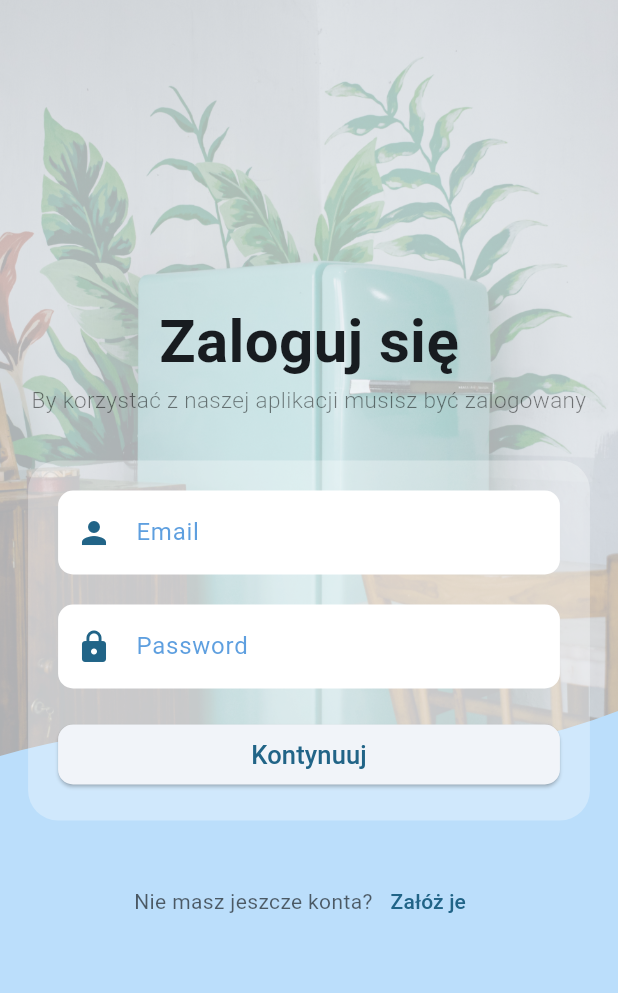
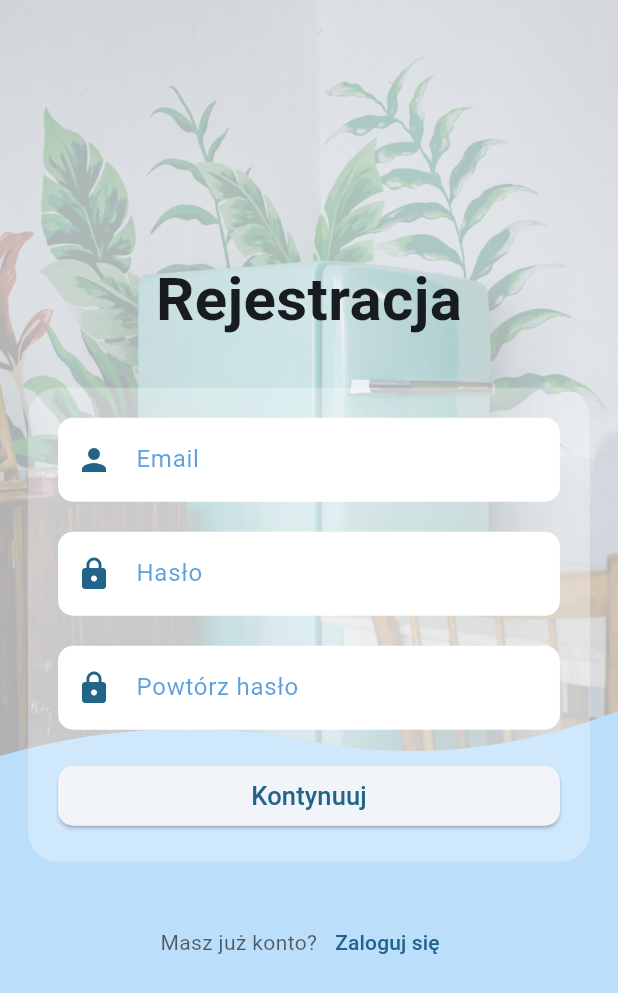
Before and after one commit to Wiktor102/bioshare, a Flutter app: the screen it shows after launch, after a tap on "Załóż je", on a phone screen of 412 x 824 dp. Shown: the top 993 px of the screen. Run offline on Flutter 3.47's test engine with Material 2 defaults, Android fonts, the phone set to English and light mode, and no system bars.

Commit message:
Add signup page

```diff
--- /dev/null
+++ b/app/bioshare/lib/common/custom_input_decoration.dart
@@ -0,0 +1,27 @@
+import 'package:flutter/material.dart';
+
+class CustomInputDecoration extends InputDecoration {
+  CustomInputDecoration(context,
+      {Icon? prefixIcon, String? labelText, String? hintText})
+      : super(
+            focusedBorder: const UnderlineInputBorder(
+              borderSide: BorderSide.none,
+              borderRadius: BorderRadius.all(
+                Radius.circular(10),
+              ),
+            ),
+            enabledBorder: const UnderlineInputBorder(
+              borderSide: BorderSide.none,
+              borderRadius: BorderRadius.all(
+                Radius.circular(10),
+              ),
+            ),
+            filled: true,
+            fillColor: Colors.white,
+            labelStyle: TextStyle(
+              color: Theme.of(context).primaryColorDark.withOpacity(0.7),
+            ),
+            prefixIcon: prefixIcon,
+            labelText: labelText,
+            hintText: hintText);
+}
--- a/app/bioshare/lib/login.dart
+++ b/app/bioshare/lib/login.dart
@@ -1,7 +1,9 @@
 import 'package:flutter/material.dart';
+import "common/custom_input_decoration.dart";
 
 class LoginPage extends StatefulWidget {
-  const LoginPage({Key? key}) : super(key: key);
+  final Function() goToSignup;
+  const LoginPage(this.goToSignup, {Key? key}) : super(key: key);
 
   @override
   State<LoginPage> createState() => _LoginPageState();
@@ -69,11 +71,6 @@ class _LoginPageState extends State<LoginPage> {
                   crossAxisAlignment: CrossAxisAlignment.center,
                   mainAxisAlignment: MainAxisAlignment.center,
                   children: [
-                    //   Image.asset(
-                    //     'assets/images/logo_new.png',
-                    //     height: 120,
-                    //     width: 120,
-                    //   ),
                     const Text(
                       'Zaloguj się',
                       style: TextStyle(
@@ -82,12 +79,13 @@ class _LoginPageState extends State<LoginPage> {
                       ),
                     ),
                     Padding(
-                      padding: const EdgeInsets.symmetric(horizontal: 10),
+                      padding:
+                          const EdgeInsets.only(left: 10, right: 10, top: 5),
                       child: Text(
-                        'By korzystać z naszej aplikacji musisz być zalogowany',
+                        'By korzystać z naszej aplikacji, musisz być zalogowany',
                         textAlign: TextAlign.center,
                         style: TextStyle(
-                          color: Colors.black.withOpacity(0.5),
+                          color: Colors.black.withOpacity(0.7),
                           fontWeight: FontWeight.w300,
                           fontSize: 15,
                         ),
@@ -110,7 +108,7 @@ class _LoginPageState extends State<LoginPage> {
                               onChanged: onEmailChanged,
                               decoration: CustomInputDecoration(
                                 context,
-                                labelText: "Email",
+                                labelText: "E-mail",
                                 hintText: 'Wpisz swój adres e-mail',
                                 prefixIcon: Icon(
                                   Icons.person,
@@ -126,7 +124,7 @@ class _LoginPageState extends State<LoginPage> {
                               obscuringCharacter: '*',
                               decoration: CustomInputDecoration(
                                 context,
-                                labelText: "Password",
+                                labelText: "Hasło",
                                 hintText: 'Wpisz swoje hasło',
                                 prefixIcon: Icon(
                                   Icons.lock,
@@ -178,7 +176,7 @@ class _LoginPageState extends State<LoginPage> {
                           ),
                         ),
                         TextButton(
-                          onPressed: () {},
+                          onPressed: widget.goToSignup,
                           child: const Text(
                             'Załóż je',
                             style: TextStyle(fontWeight: FontWeight.w500),
@@ -195,32 +193,6 @@ class _LoginPageState extends State<LoginPage> {
       ),
     );
   }
-}
-
-class CustomInputDecoration extends InputDecoration {
-  CustomInputDecoration(context,
-      {Icon? prefixIcon, String? labelText, String? hintText})
-      : super(
-            focusedBorder: const UnderlineInputBorder(
-              borderSide: BorderSide.none,
-              borderRadius: BorderRadius.all(
-                Radius.circular(10),
-              ),
-            ),
-            enabledBorder: const UnderlineInputBorder(
-              borderSide: BorderSide.none,
-              borderRadius: BorderRadius.all(
-                Radius.circular(10),
-              ),
-            ),
-            filled: true,
-            fillColor: Colors.white,
-            labelStyle: TextStyle(
-              color: Theme.of(context).primaryColorDark.withOpacity(0.7),
-            ),
-            prefixIcon: prefixIcon,
-            labelText: labelText,
-            hintText: hintText);
 }
 
 class Clipper extends CustomClipper<Path> {
--- a/app/bioshare/lib/main.dart
+++ b/app/bioshare/lib/main.dart
@@ -1,3 +1,4 @@
+import "package:bioshare/signup.dart";
 import 'package:flutter/material.dart';
 
 import "./bottom_nav.dart";
@@ -20,7 +21,7 @@ class MyApp extends StatelessWidget {
         ),
         useMaterial3: true,
       ),
-      home: const LoginPage(),
+      home: const App(),
     );
   }
 }
@@ -31,7 +32,10 @@ class App extends StatefulWidget {
   State<App> createState() => _AppState();
 }
 
+enum View { AppView, LoginView, SignupView }
+
 class _AppState extends State<App> {
+  View currentView = View.LoginView;
   int tabIndex = 0;
   List titles = ["Lodówki w pobliżu", "Szukaj", "Moje lodówki"];
   late List screens;
@@ -40,12 +44,24 @@ class _AppState extends State<App> {
     setState(() => tabIndex = i);
   }
 
+  setView(View newView) {
+    setState(() => currentView = newView);
+  }
+
   _AppState() {
     screens = const [Text("Tab 1"), Text("Tab 2"), Text("Tab 3")];
   }
 
   @override
   Widget build(BuildContext context) {
+    if (currentView == View.LoginView) {
+      return LoginPage(() => setView(View.SignupView));
+    }
+
+    if (currentView == View.SignupView) {
+      return SignupPage(() => setView(View.LoginView));
+    }
+
     return Scaffold(
       appBar: AppBar(
         backgroundColor: Theme.of(context).colorScheme.inversePrimary,
--- /dev/null
+++ b/app/bioshare/lib/signup.dart
@@ -0,0 +1,217 @@
+import 'package:flutter/material.dart';
+import "common/custom_input_decoration.dart";
+
+class SignupPage extends StatefulWidget {
+  final Function() goToLogin;
+  const SignupPage(this.goToLogin, {Key? key}) : super(key: key);
+
+  @override
+  State<SignupPage> createState() => _SignupPageState();
+}
+
+class _SignupPageState extends State<SignupPage> {
+  final TextEditingController _textEditingController = TextEditingController();
+
+  @override
+  void dispose() {
+    _textEditingController.clear();
+    super.dispose();
+  }
+
+  onEmailChanged(val) {
+    setState(() {
+      // isEmailCorrect = isEmail(val);
+      isEmailCorrect = true;
+    });
+  }
+
+  bool isEmailCorrect = false;
+  final _formKey = GlobalKey<FormState>();
+
+  @override
+  Widget build(BuildContext context) {
+    return Scaffold(
+      body: Stack(
+        children: [
+          Positioned(
+            bottom: 350 - 40,
+            height: MediaQuery.of(context).size.height - 350 + 40,
+            width: MediaQuery.of(context).size.width,
+            child: Container(
+              decoration: const BoxDecoration(
+                image: DecorationImage(
+                  fit: BoxFit.cover,
+                  opacity: 0.3,
+                  image: AssetImage('assets/fridgeBG.jpg'),
+                ),
+              ),
+            ),
+          ),
+          Positioned(
+            bottom: 0,
+            height: 350,
+            width: MediaQuery.of(context).size.width,
+            child: RotationTransition(
+              turns: const AlwaysStoppedAnimation(180 / 360),
+              child: ClipPath(
+                clipper: Clipper(),
+                child: Container(
+                  //   alignment: Alignment.bottomCenter,
+                  decoration:
+                      BoxDecoration(color: Theme.of(context).primaryColorLight),
+                ),
+              ),
+            ),
+          ),
+          SafeArea(
+            child: Center(
+              child: SingleChildScrollView(
+                scrollDirection: Axis.vertical,
+                child: Column(
+                  crossAxisAlignment: CrossAxisAlignment.center,
+                  mainAxisAlignment: MainAxisAlignment.center,
+                  children: [
+                    const Text(
+                      'Rejestracja',
+                      style: TextStyle(
+                        fontWeight: FontWeight.bold,
+                        fontSize: 40,
+                      ),
+                    ),
+                    Container(
+                      width: MediaQuery.of(context).size.width / 1.1,
+                      margin: const EdgeInsets.symmetric(vertical: 30),
+                      padding: const EdgeInsets.all(20),
+                      decoration: BoxDecoration(
+                        color: Colors.white.withOpacity(0.3),
+                        borderRadius: BorderRadius.circular(20),
+                      ),
+                      child: Form(
+                        key: _formKey,
+                        child: Column(
+                          children: [
+                            TextFormField(
+                              controller: _textEditingController,
+                              onChanged: onEmailChanged,
+                              decoration: CustomInputDecoration(
+                                context,
+                                labelText: "Email",
+                                hintText: 'Podaj swój adres e-mail',
+                                prefixIcon: Icon(
+                                  Icons.person,
+                                  color: Theme.of(context).primaryColor,
+                                ),
+                              ),
+                            ),
+                            const SizedBox(
+                              height: 20,
+                            ),
+                            TextFormField(
+                              obscureText: true,
+                              obscuringCharacter: '*',
+                              decoration: CustomInputDecoration(
+                                context,
+                                labelText: "Hasło",
+                                hintText: 'Wymyśl silne hasło',
+                                prefixIcon: Icon(
+                                  Icons.lock,
+                                  color: Theme.of(context).primaryColor,
+                                ),
+                              ),
+                            ),
+                            const SizedBox(
+                              height: 20,
+                            ),
+                            TextFormField(
+                              obscureText: true,
+                              obscuringCharacter: '*',
+                              decoration: CustomInputDecoration(
+                                context,
+                                labelText: "Powtórz hasło",
+                                hintText: 'Wpisz swoje hasło',
+                                prefixIcon: Icon(
+                                  Icons.lock,
+                                  color: Theme.of(context).primaryColor,
+                                ),
+                              ),
+                            ),
+                            const SizedBox(
+                              height: 20,
+                            ),
+                            Row(
+                              children: [
+                                Expanded(
+                                  child: ElevatedButton(
+                                    style: ElevatedButton.styleFrom(
+                                      shape: RoundedRectangleBorder(
+                                        borderRadius:
+                                            BorderRadius.circular(10.0),
+                                      ),
+                                    ),
+                                    onPressed: () {
+                                      if (_formKey.currentState!.validate()) {
+                                        ScaffoldMessenger.of(context)
+                                            .showSnackBar(
+                                          const SnackBar(
+                                              content: Text('Processing Data')),
+                                        );
+                                      }
+                                    },
+                                    child: const Text(
+                                      'Kontynuuj',
+                                      style: TextStyle(fontSize: 17),
+                                    ),
+                                  ),
+                                ),
+                              ],
+                            )
+                          ],
+                        ),
+                      ),
+                    ),
+                    Row(
+                      mainAxisAlignment: MainAxisAlignment.center,
+                      children: [
+                        Text(
+                          'Masz już konto?',
+                          style: TextStyle(
+                            color: Colors.black.withOpacity(0.6),
+                          ),
+                        ),
+                        TextButton(
+                          onPressed: widget.goToLogin,
+                          child: const Text(
+                            'Zaloguj się',
+                            style: TextStyle(fontWeight: FontWeight.w500),
+                          ),
+                        )
+                      ],
+                    ),
+                  ],
+                ),
+              ),
+            ),
+          ),
+        ],
+      ),
+    );
+  }
+}
+
+class Clipper extends CustomClipper<Path> {
+  @override
+  Path getClip(Size size) {
+    Path path = Path();
+    path.lineTo(0, size.height);
+    path.quadraticBezierTo(
+        size.width / 4, size.height - 40, size.width / 2, size.height - 20);
+    path.quadraticBezierTo(
+        3 / 4 * size.width, size.height, size.width, size.height - 30);
+    path.lineTo(size.width, 0);
+
+    return path;
+  }
+
+  @override
+  bool shouldReclip(Clipper oldClipper) => false;
+}
```
Also changed, not shown: 12 other files.
